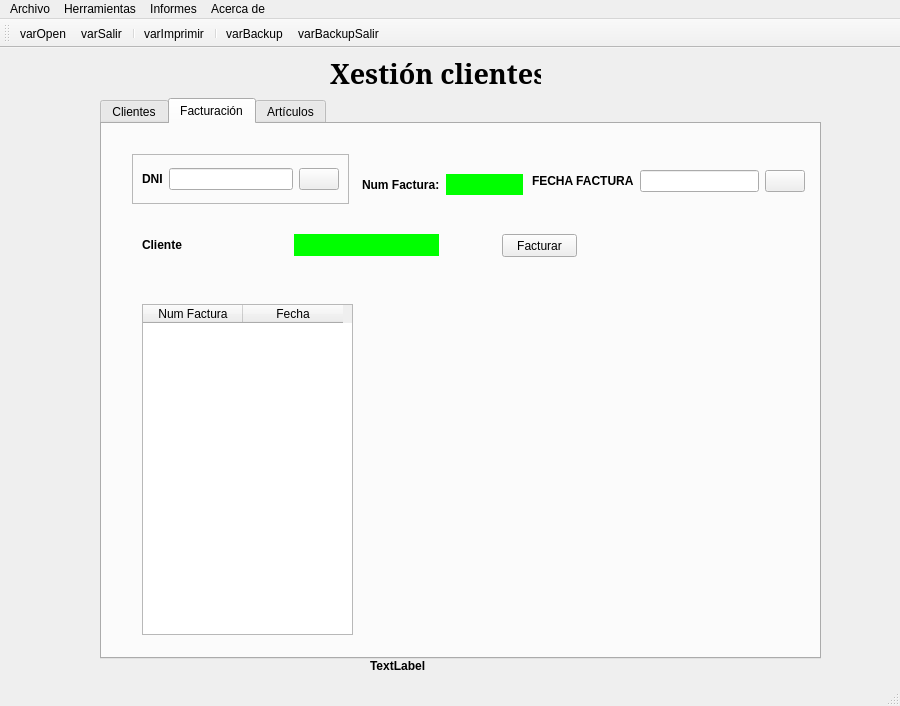
Old version of the form ventana.ui in the repository AresPunzon/punzongarcia.
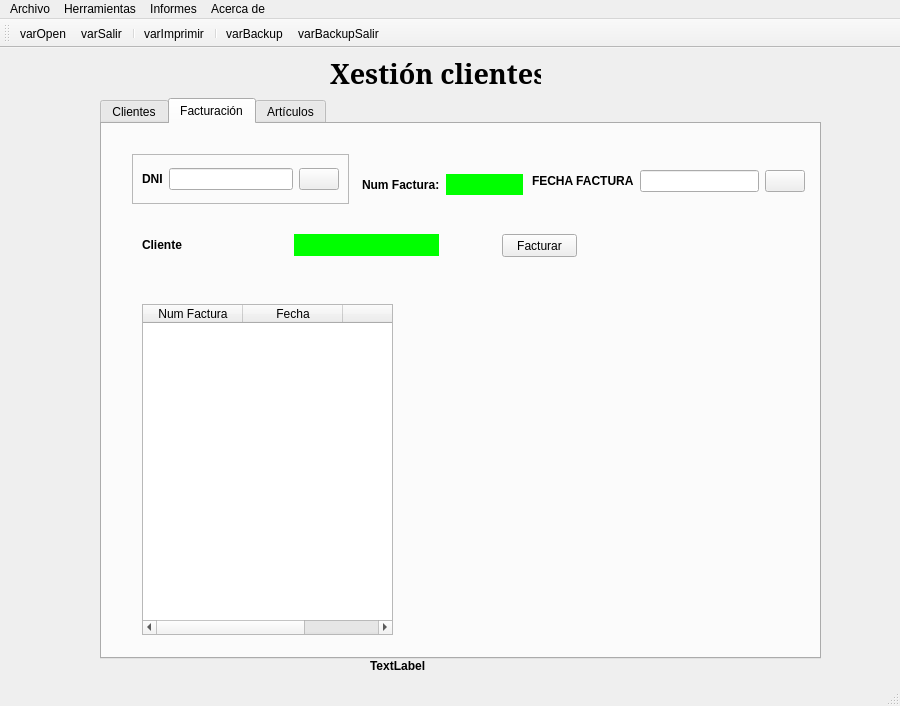
New version of the form. The open tabs and pages were chosen to show the change. Icons and pictures are not drawn.

```diff
--- a/ventana.ui
+++ b/ventana.ui
@@ -893,10 +893,13 @@
        <rect>
         <x>40</x>
         <y>180</y>
-        <width>211</width>
+        <width>251</width>
         <height>331</height>
        </rect>
       </property>
+      <attribute name="verticalHeaderVisible">
+       <bool>false</bool>
+      </attribute>
       <column>
        <property name="text">
         <string>Num Factura</string>
@@ -907,6 +910,11 @@
         <string>Fecha</string>
        </property>
       </column>
+      <column>
+       <property name="text">
+        <string/>
+       </property>
+      </column>
      </widget>
      <widget class="QWidget" name="layoutWidget">
       <property name="geometry">
```
Left out of the diff: 2 changed lines with no effect on the pictures.
